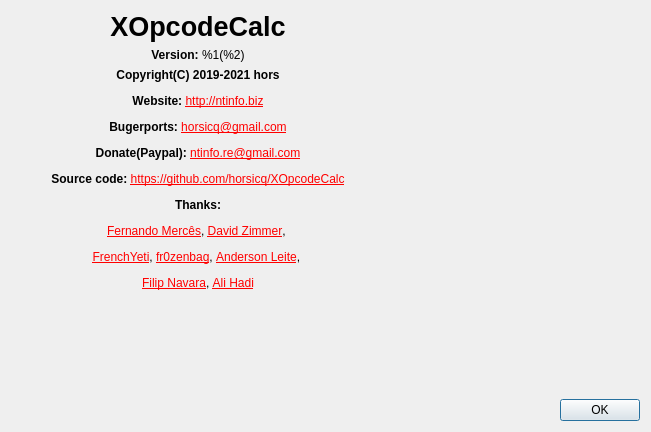
The window that gui_source/dialogabout.ui (horsicq/XOpcodeCalc) describes before a commit, drawn with Qt 5.
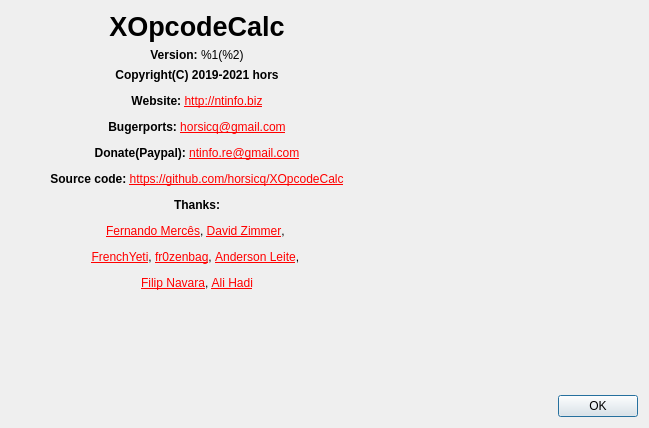
The same window after the commit. Icons and pictures are not drawn.

```diff
--- a/gui_source/dialogabout.ui
+++ b/gui_source/dialogabout.ui
@@ -9,8 +9,8 @@
    <rect>
     <x>0</x>
     <y>0</y>
-    <width>651</width>
-    <height>432</height>
+    <width>649</width>
+    <height>428</height>
    </rect>
   </property>
   <property name="windowTitle">
@@ -29,7 +29,6 @@
          <property name="font">
           <font>
            <pointsize>20</pointsize>
-           <weight>75</weight>
            <bold>true</bold>
           </font>
          </property>
```
